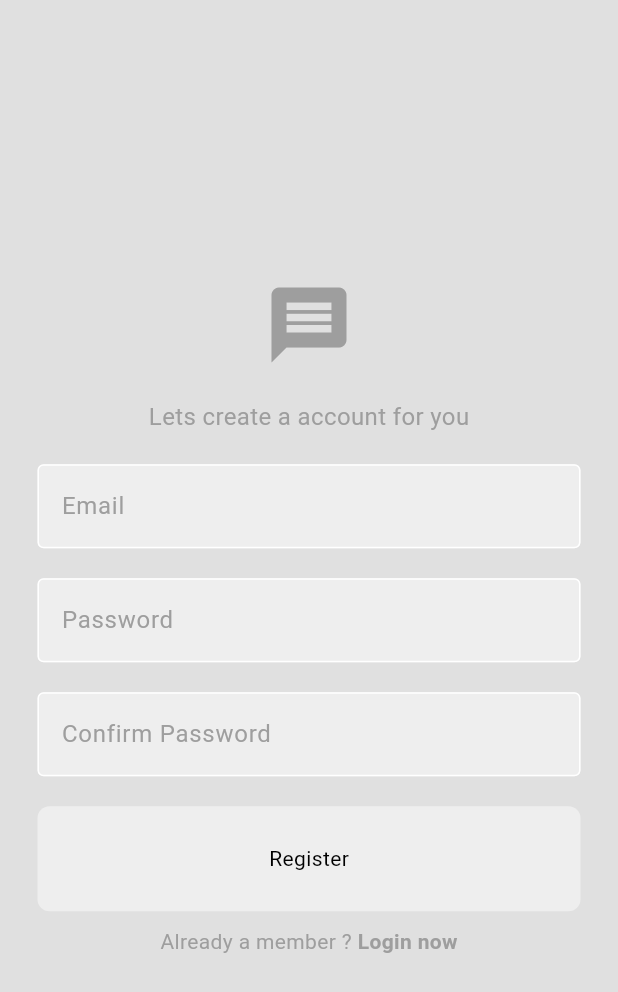
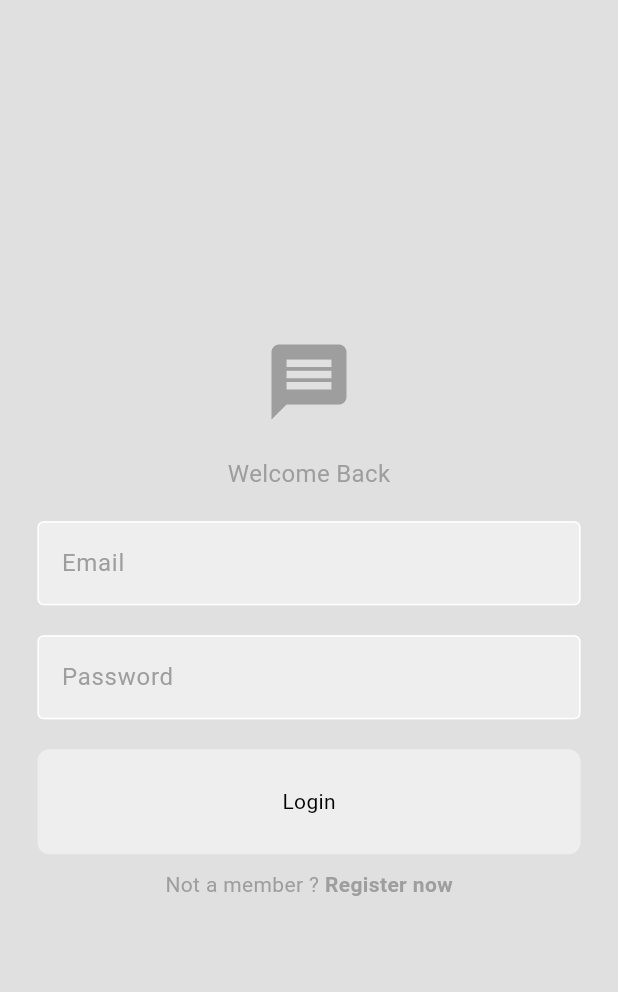
Before and after one commit to VishalxVG/ChatApp_Flutter, a Flutter app: the screen it shows after launch, on a phone screen of 412 x 824 dp. Shown: the top 992 px of the screen. Run offline on Flutter 3.47's test engine with Material 3 defaults, Android fonts, the phone set to English and light mode, and no system bars.

Commit message:
Register and Login Page UI complete

```diff
--- /dev/null
+++ b/lib/auth/login_or_register.dart
@@ -0,0 +1,33 @@
+import 'package:chatapp/pages/loginPage.dart';
+import 'package:chatapp/pages/registerPage.dart';
+import 'package:flutter/material.dart';
+
+class LoginOrRegisterPage extends StatefulWidget {
+  const LoginOrRegisterPage({super.key});
+
+  @override
+  State<LoginOrRegisterPage> createState() => _LoginOrRegisterPageState();
+}
+
+class _LoginOrRegisterPageState extends State<LoginOrRegisterPage> {
+  bool showLoginPage = true;
+
+  void togglePages() {
+    setState(() {
+      showLoginPage = !showLoginPage;
+    });
+  }
+
+  @override
+  Widget build(BuildContext context) {
+    if (showLoginPage) {
+      return LoginPage(
+        onTap: togglePages,
+      );
+    } else {
+      return RegisterPage(
+        onTap: togglePages,
+      );
+    }
+  }
+}
--- a/lib/main.dart
+++ b/lib/main.dart
@@ -1,5 +1,5 @@
-import 'package:chatapp/pages/loginPage.dart';
-import 'package:chatapp/pages/registerPage.dart';
+import 'package:chatapp/auth/login_or_register.dart';
+
 import 'package:chatapp/themes/light_Mode.dart';
 import 'package:flutter/material.dart';
 
@@ -16,7 +16,7 @@ class MyApp extends StatelessWidget {
       title: 'Minimal Chat App',
       debugShowCheckedModeBanner: false,
       theme: lightMode,
-      home: RegisterPage(),
+      home: const LoginOrRegisterPage(),
     );
   }
 }
--- a/lib/pages/loginPage.dart
+++ b/lib/pages/loginPage.dart
@@ -4,22 +4,16 @@ import 'package:chatapp/components/CustomButton.dart';
 import 'package:chatapp/components/TextField_Editor.dart';
 import 'package:flutter/material.dart';
 
-//TODO : BUTTON PAGE || REGISTRATION TEXT BUTTON || AUTHENTICATION
+class LoginPage extends StatelessWidget {
+  LoginPage({super.key, this.onTap});
 
-class LoginPage extends StatefulWidget {
-  const LoginPage({super.key});
+  final TextEditingController emailController = TextEditingController();
 
-  @override
-  State<LoginPage> createState() => _LoginPageState();
-}
+  final TextEditingController passwordController = TextEditingController();
+  void login() {}
 
-class _LoginPageState extends State<LoginPage> {
-  final TextEditingController emailController = TextEditingController();
-  final TextEditingController passwordController = TextEditingController();
+  final void Function()? onTap;
 
-  //TODO LOGIN METHOD
-
-  void login() {}
   @override
   Widget build(BuildContext context) {
     return Scaffold(
@@ -99,11 +93,14 @@ class _LoginPageState extends State<LoginPage> {
                   style:
                       TextStyle(color: Theme.of(context).colorScheme.primary),
                 ),
-                Text(
-                  "Register now",
-                  style: TextStyle(
-                      fontWeight: FontWeight.bold,
-                      color: Theme.of(context).colorScheme.primary),
+                GestureDetector(
+                  onTap: onTap,
+                  child: Text(
+                    "Register now",
+                    style: TextStyle(
+                        fontWeight: FontWeight.bold,
+                        color: Theme.of(context).colorScheme.primary),
+                  ),
                 ),
               ],
             )
--- a/lib/pages/registerPage.dart
+++ b/lib/pages/registerPage.dart
@@ -7,8 +7,9 @@ class RegisterPage extends StatelessWidget {
   final TextEditingController passwordController = TextEditingController();
   final TextEditingController confirmPasswordController =
       TextEditingController();
+  final void Function()? onTap;
 
-  RegisterPage({super.key});
+  RegisterPage({super.key, this.onTap});
 
   void register() {}
 
@@ -103,11 +104,14 @@ class RegisterPage extends StatelessWidget {
                   style:
                       TextStyle(color: Theme.of(context).colorScheme.primary),
                 ),
-                Text(
-                  "Login now",
-                  style: TextStyle(
-                      fontWeight: FontWeight.bold,
-                      color: Theme.of(context).colorScheme.primary),
+                GestureDetector(
+                  onTap: onTap,
+                  child: Text(
+                    "Login now",
+                    style: TextStyle(
+                        fontWeight: FontWeight.bold,
+                        color: Theme.of(context).colorScheme.primary),
+                  ),
                 ),
               ],
             )
```
